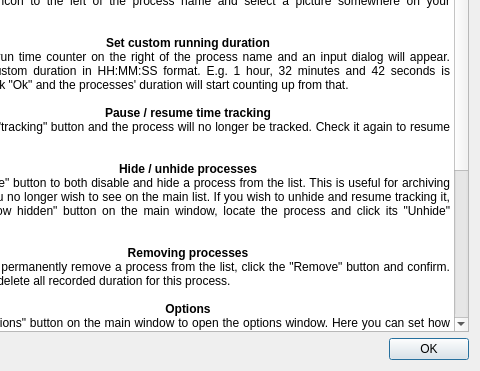
This is ui/about/about.ui in kik4444/simple-process-tracker as Qt 5 draws it before an edit; both pictures show x 176 to 656 and y 244 to 615 of the 656 by 615 pixel window. The edited form follows.
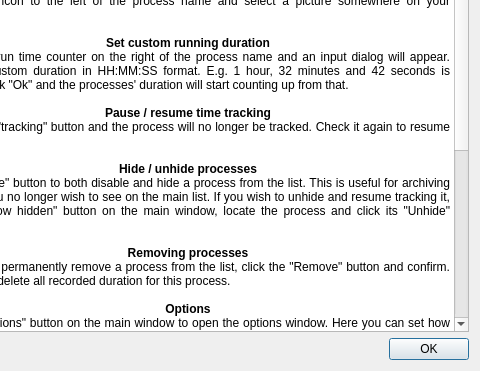
This is the edited form. Icons and pictures are not drawn.

Commit message: Added 3rd party credits to about page

Patch:
```diff
--- a/ui/about/about.ui
+++ b/ui/about/about.ui
@@ -120,7 +120,10 @@
 &lt;p align=&quot;justify&quot; style=&quot; margin-top:0px; margin-bottom:0px; margin-left:0px; margin-right:0px; -qt-block-indent:0; text-indent:0px;&quot;&gt;Click the &amp;quot;Poll&amp;quot; button on the main window button to force check processes. This is useful if you've set process checking to be very infrequent in the options window.&lt;/p&gt;
 &lt;p align=&quot;justify&quot; style=&quot;-qt-paragraph-type:empty; margin-top:0px; margin-bottom:0px; margin-left:0px; margin-right:0px; -qt-block-indent:0; text-indent:0px;&quot;&gt;&lt;br /&gt;&lt;/p&gt;
 &lt;p align=&quot;center&quot; style=&quot; margin-top:0px; margin-bottom:0px; margin-left:0px; margin-right:0px; -qt-block-indent:0; text-indent:0px;&quot;&gt;&lt;span style=&quot; font-weight:600;&quot;&gt;Running in the background&lt;/span&gt;&lt;/p&gt;
-&lt;p align=&quot;justify&quot; style=&quot; margin-top:0px; margin-bottom:0px; margin-left:0px; margin-right:0px; -qt-block-indent:0; text-indent:0px;&quot;&gt;This program can work in the background if you close the main window. It is visible in the system tray icon. To close the program completely, right click the system tray icon and click &amp;quot;exit&amp;quot; or the big &amp;quot;exit&amp;quot; button on the main window.&lt;/p&gt;&lt;/body&gt;&lt;/html&gt;</string>
+&lt;p align=&quot;justify&quot; style=&quot; margin-top:0px; margin-bottom:0px; margin-left:0px; margin-right:0px; -qt-block-indent:0; text-indent:0px;&quot;&gt;This program can work in the background if you close the main window. It is visible in the system tray icon. To close the program completely, right click the system tray icon and click &amp;quot;exit&amp;quot; or the big &amp;quot;exit&amp;quot; button on the main window.&lt;/p&gt;
+&lt;p align=&quot;justify&quot; style=&quot;-qt-paragraph-type:empty; margin-top:0px; margin-bottom:0px; margin-left:0px; margin-right:0px; -qt-block-indent:0; text-indent:0px;&quot;&gt;&lt;br /&gt;&lt;/p&gt;
+&lt;p align=&quot;center&quot; style=&quot; margin-top:0px; margin-bottom:0px; margin-left:0px; margin-right:0px; -qt-block-indent:0; text-indent:0px;&quot;&gt;&lt;span style=&quot; font-weight:600;&quot;&gt;Credits&lt;/span&gt;&lt;/p&gt;
+&lt;p align=&quot;justify&quot; style=&quot; margin-top:0px; margin-bottom:0px; margin-left:0px; margin-right:0px; -qt-block-indent:0; text-indent:0px;&quot;&gt;&lt;a href=&quot;https://www.svgrepo.com&quot;&gt;&lt;span style=&quot; text-decoration: underline; color:#007af4;&quot;&gt;https://www.svgrepo.com&lt;/span&gt;&lt;/a&gt; - for SVG icons&lt;/p&gt;&lt;/body&gt;&lt;/html&gt;</string>
        </property>
        <property name="textInteractionFlags">
         <set>Qt::LinksAccessibleByMouse|Qt::TextSelectableByMouse</set>
```
The commit also changes 1 other file.
